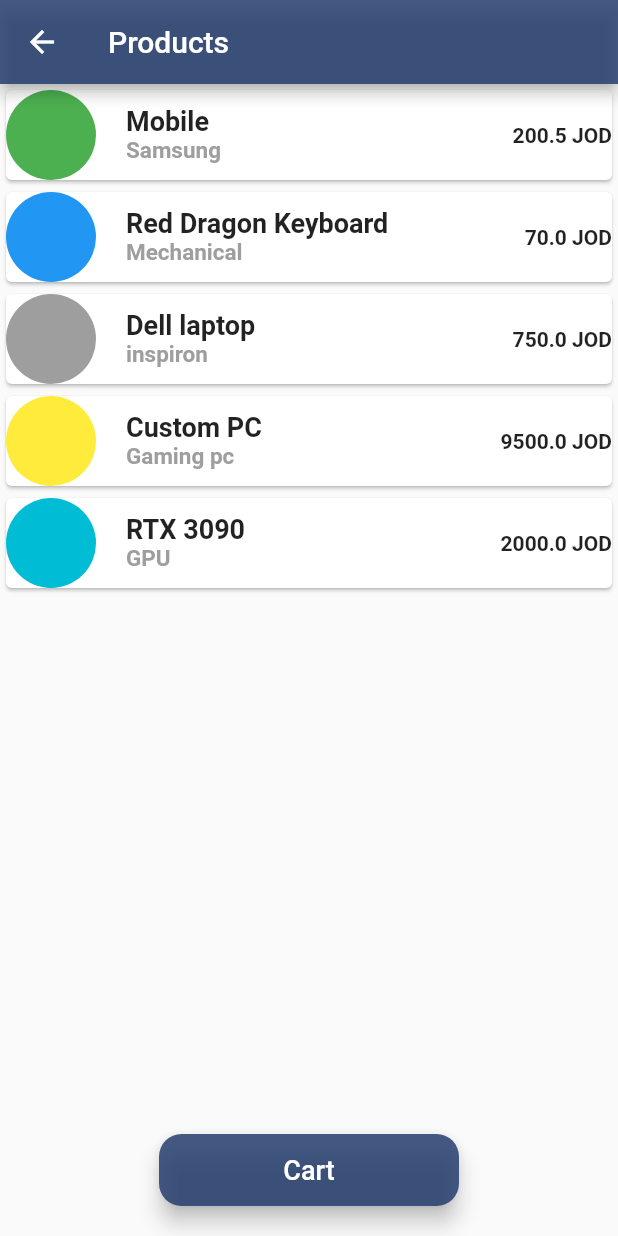
After one commit to LeoSH3170218/payment_application, a Flutter app: the screen it shows after launch, after a tap on "Products", on a phone screen of 412 x 824 dp. The commit adds this screen. Run offline on Flutter 3.47's test engine with Material 2 defaults, Android fonts, the phone set to English and light mode, and no system bars; our stand-ins replace carousel_slider.

Commit message:
added products, cart pages

```diff
--- a/lib/main.dart
+++ b/lib/main.dart
@@ -1,7 +1,9 @@
 import 'package:flutter/material.dart';
+import 'package:payment_application/pages/cart_screen.dart';
 import 'package:payment_application/pages/more_menu_screen.dart';
 import 'package:payment_application/pages/payment_confirmation.dart';
 import 'package:payment_application/pages/payment_screen.dart';
+import 'package:payment_application/pages/product_screen.dart';
 
 void main() {
   runApp(MyApp());
@@ -17,7 +19,8 @@ class MyApp extends StatelessWidget {
         MyHomePage.id:(context) => MyHomePage(title: 'Home',),
         PaymentScreen.id: (context) => PaymentScreen(),
         MoreMenuScreen.id: (context) => MoreMenuScreen(),
-        PaymentConfirmation.id: (context) => PaymentConfirmation()
+        PaymentConfirmation.id: (context) => PaymentConfirmation(),
+        ProductScreen.id: (context) => ProductScreen(),
       },
       home: MyHomePage(title: 'Home Page'),
     );
@@ -75,6 +78,14 @@ class _MyHomePageState extends State<MyHomePage> {
                 text: "Proceed to confirmation",
                 color: Color.fromRGBO(36, 62, 110, 0.85)
             ),
+            CustomButton(
+                callback: () {
+                  //print(defaultColor);
+                  Navigator.of(context).pushNamed(ProductScreen.id);
+                },
+                text: "Products",
+                color: Color.fromRGBO(36, 62, 110, 0.85)
+            ),
           ],
         ),
       ),
--- /dev/null
+++ b/lib/pages/product_screen.dart
@@ -0,0 +1,124 @@
+import 'package:flutter/material.dart';
+
+import '../main.dart';
+import 'cart_screen.dart';
+
+class ProductScreen extends StatefulWidget {
+  static const String id = "PRODUCT_SCREEN";
+
+  @override
+  _ProductScreenState createState() => _ProductScreenState();
+}
+
+class _ProductScreenState extends State<ProductScreen> {
+  List<Product> products = [
+    Product(productID: 1, productName: "Mobile", productPrice: 200.50, color: Colors.green, productDescription: "Samsung"),
+    Product(productID: 2, productName: "Red Dragon Keyboard", productPrice: 70.00, color: Colors.blue, productDescription: "Mechanical"),
+    Product(productID: 3, productName: "Dell laptop", productPrice: 750.00, color: Colors.grey, productDescription: "inspiron"),
+    Product(productID: 4, productName: "Custom PC", productPrice: 9500.00, color: Colors.yellow, productDescription: "Gaming pc"),
+    Product(productID: 5, productName: "RTX 3090", productPrice: 2000.00, color: Colors.cyan, productDescription: "GPU"),
+  ];
+  CartModel cart = new CartModel();
+  @override
+  Widget build(BuildContext context) {
+    return Scaffold(
+      appBar: AppBar(
+        title: Text("Products"),
+        backgroundColor: Color.fromRGBO(36, 62, 110, 0.85),
+      ),
+      body: Column(
+        children: [
+          ListView.builder(
+            itemCount: products.length,
+            shrinkWrap: true,
+            itemBuilder: (context, index){
+              String productName = products[index].productName;
+              return GestureDetector(
+                onTap: () {
+                  final scaffold = ScaffoldMessenger.of(context);
+                  cart.add(products[index]);
+                  scaffold.showSnackBar(
+                    SnackBar(
+                      content: Text('$productName added Successfully to Cart'),
+                      duration: Duration(seconds: 1),
+                      action: SnackBarAction(
+                          label: 'HIDE',
+                          onPressed: scaffold.hideCurrentSnackBar
+                      ),
+                    ),
+                  );
+                },
+                child: Card(
+                  child: Row(
+                      children: [
+                        CircleAvatar(
+                          backgroundColor: products[index].color,
+                          radius: 30,
+                        ),
+                        SizedBox(
+                          width: 20,
+                        ),
+                        Column(
+                          crossAxisAlignment: CrossAxisAlignment.start,
+                          children: [
+                            Text(
+                              products[index].productName,
+                              style: TextStyle(
+                                  fontSize: 18,
+                                  fontWeight: FontWeight.bold
+                              ),
+                            ),
+                            Text(
+                              products[index].productDescription,
+                              style: TextStyle(
+                                  fontSize: 15,
+                                  color: Colors.grey,
+                                  fontWeight: FontWeight.bold
+                              ),
+                            ),
+                          ],
+                        ),
+                        Spacer(),
+                        Text(
+                          products[index].productPrice.toString() + " JOD",
+                          style: TextStyle(
+                            fontWeight: FontWeight.bold,
+                          ),
+                        ),
+                      ],
+                    ),
+                  )
+              );
+            },
+          ),
+          Spacer(),
+          CustomButton(
+              callback: () {
+                Navigator.push(
+                  context,
+                  MaterialPageRoute(builder: (context) => CartScreen(cart: cart,)),
+                );
+              },
+              text: "Cart",
+              color: Color.fromRGBO(36, 62, 110, 0.85)
+          ),
+        ],
+      )
+    );
+  }
+}
+
+class Product{
+  int productID;
+  String productName;
+  String productDescription;
+  double productPrice;
+  Color color;
+  Product({
+    required this.productID,
+    required this.productName,
+    required this.productPrice,
+    required this.color,
+    required this.productDescription
+});
+}
--- a/pubspec.yaml
+++ b/pubspec.yaml
@@ -21,7 +21,9 @@ environment:
   sdk: ">=2.12.3 <3.0.0"
 
 dependencies:
+  fluttertoast: ^8.0.8
   carousel_slider: ^4.0.0
+  provider: ^5.0.0
   intl: ^0.17.0
   http:
   flutter:
```
Also changed, not shown: lib/pages/cart_screen.dart (added, +116 -0 lines), pubspec.lock.
